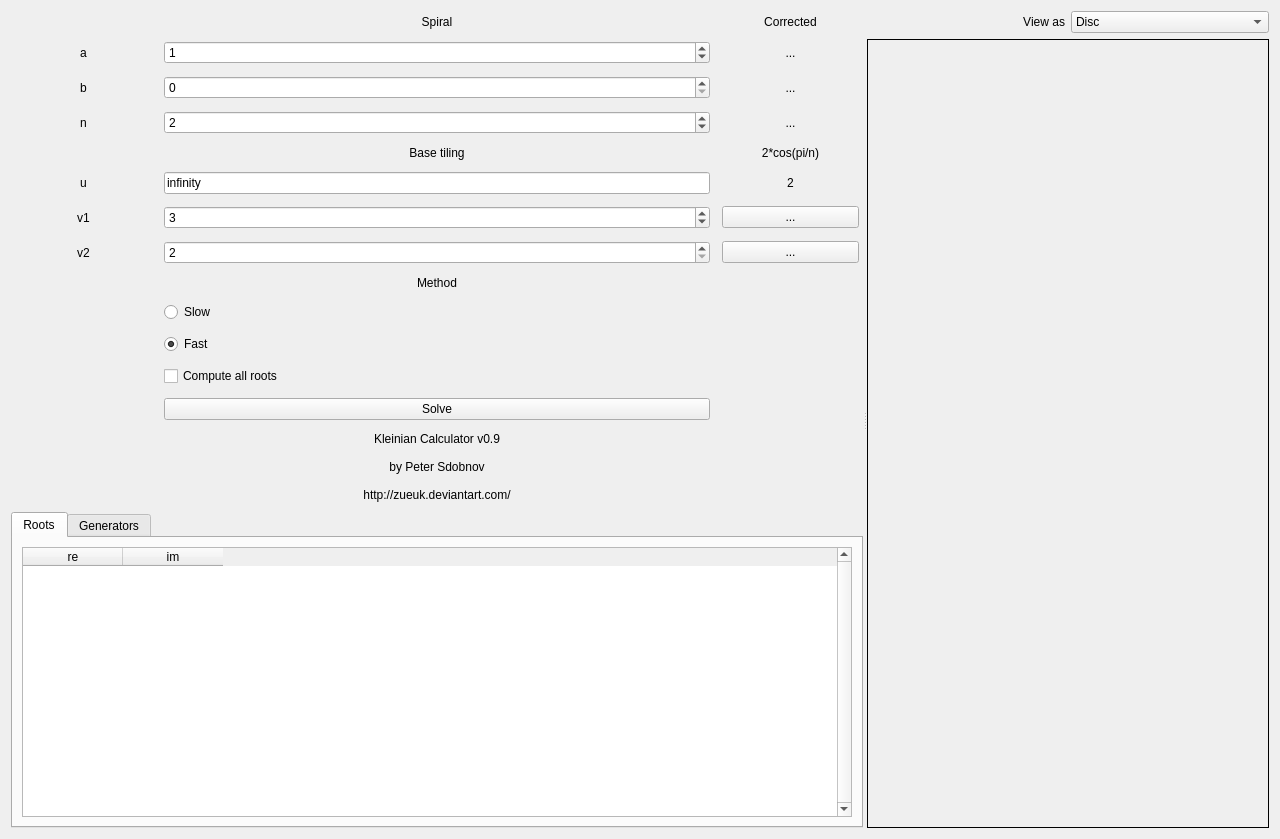
Zueuk/KleinianCalc, file src/MainForm.ui: the form before one commit.
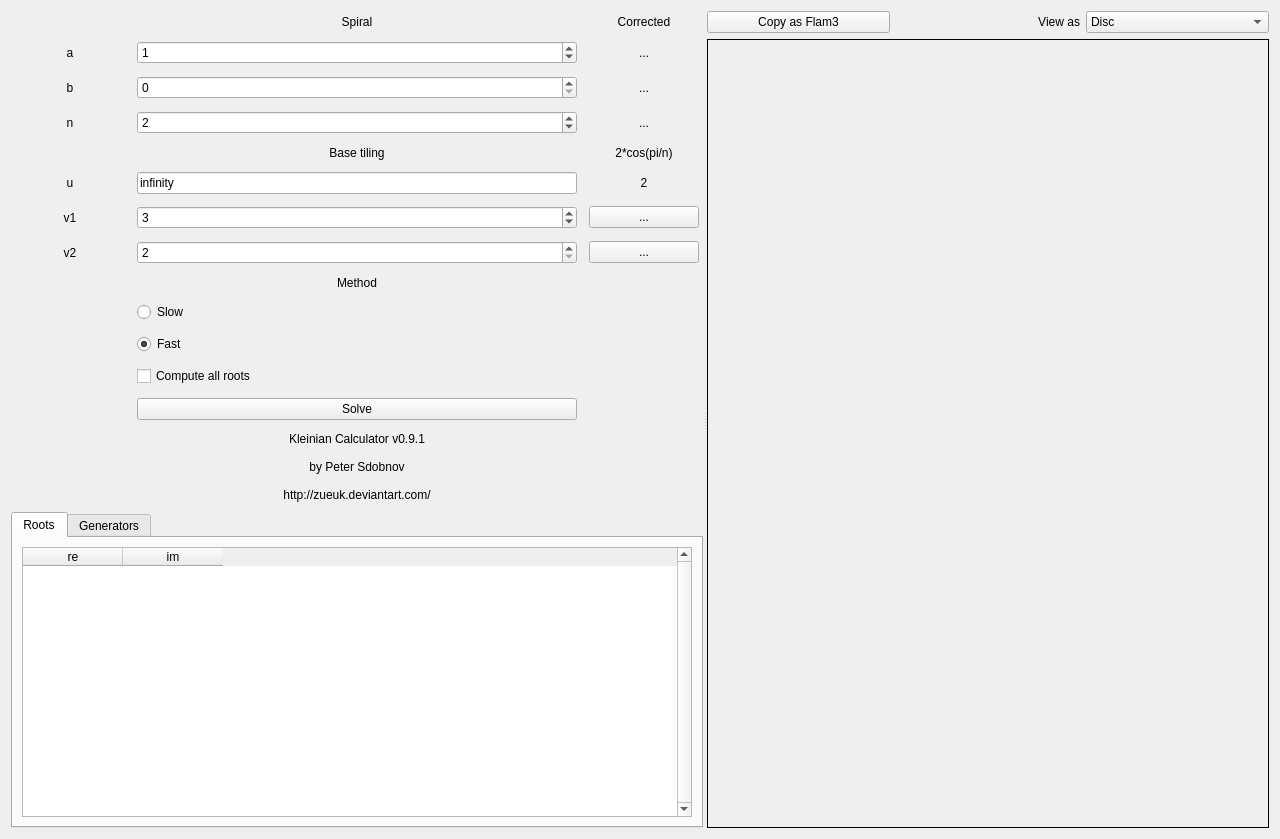
The form after the commit.

Commit message: Added "Copy as Flam3" button

The edit to the form file:
```diff
--- a/src/MainForm.ui
+++ b/src/MainForm.ui
@@ -326,7 +326,7 @@
          <item row="13" column="1">
           <widget class="QLabel" name="labelAbout">
            <property name="text">
-            <string>Kleinian Calculator v0.9
+            <string>Kleinian Calculator v0.9.1
 
 by Peter Sdobnov
 
@@ -836,6 +836,16 @@
       <layout class="QVBoxLayout" name="verticalLayout_3" stretch="0,1">
        <item>
         <layout class="QHBoxLayout" name="horizontalLayout">
+         <item>
+          <widget class="QPushButton" name="buttonCopyXml">
+           <property name="toolTip">
+            <string>Copy to clipboard</string>
+           </property>
+           <property name="text">
+            <string>Copy as Flam3</string>
+           </property>
+          </widget>
+         </item>
          <item>
           <widget class="QLabel" name="label_6">
            <property name="text">
```
The commit also changes 2 other files.
